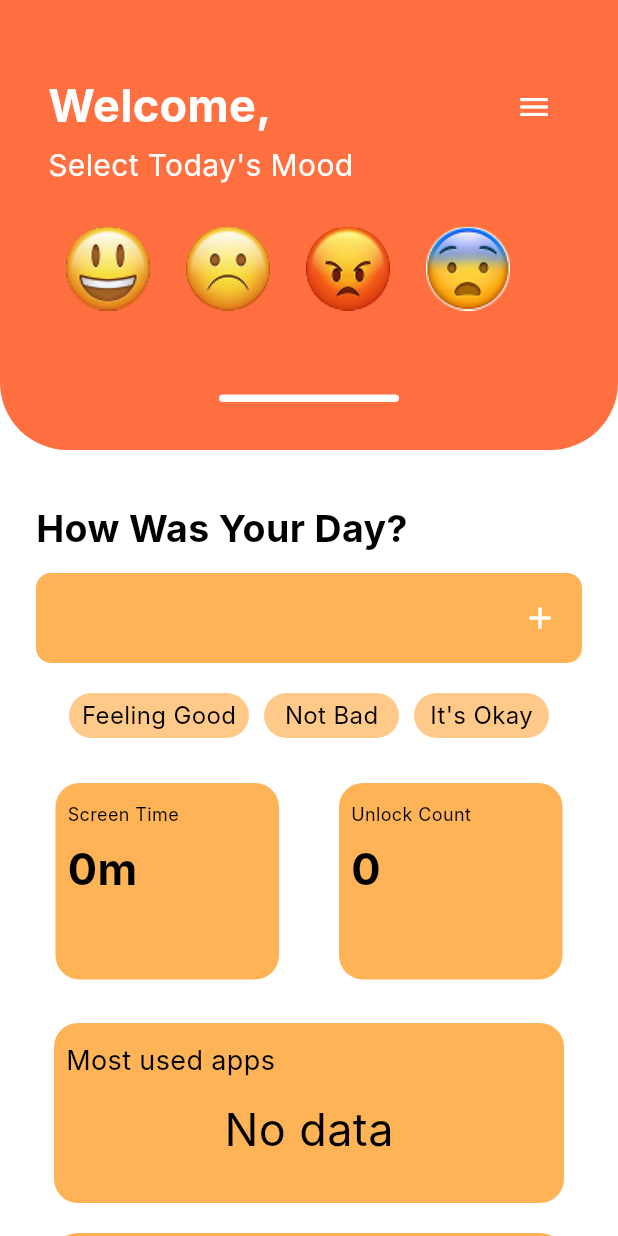
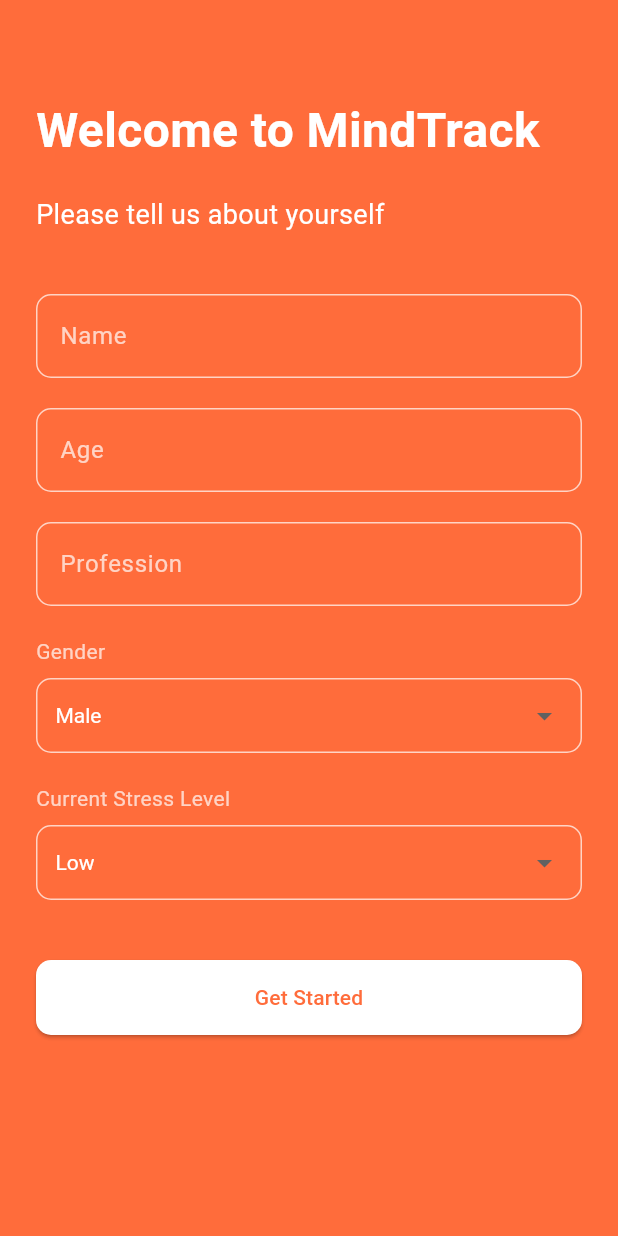
Before and after one commit to SahilShameerDev/mindtrack, a Flutter app: the screen it shows after launch, on a phone screen of 412 x 824 dp. Run offline on Flutter 3.47's test engine with Material 3 defaults, Android fonts, the phone set to English and light mode, and no system bars; our stand-ins replace fl_chart, hive, hive_flutter; accounts and stored records are empty; Roboto replaces fonts that are missing (Inter).

Commit message:
Added Register Page and Menu bar ( has problems to be fixed )

```diff
--- a/lib/main.dart
+++ b/lib/main.dart
@@ -4,7 +4,7 @@
 import 'package:mindtrack/pages/home_pages.dart';
 import 'package:mindtrack/pages/screen_time.dart';
 import 'package:mindtrack/pages/unlock_count.dart';
-import 'package:mindtrack/pages/loading_page.dart';
+import 'package:mindtrack/pages/register_page.dart';
 
 void main() async {
   WidgetsFlutterBinding.ensureInitialized();
@@ -18,7 +18,7 @@
   @override
   Widget build(BuildContext context) {
     return FutureBuilder(
-      future: Hive.openBox<int>('moodBox'), // Open the Hive box
+      future: Hive.openBox('user_data'),
       builder: (context, snapshot) {
         if (snapshot.connectionState == ConnectionState.done) {
           if (snapshot.hasError) {
@@ -30,9 +30,12 @@
               ),
             );
           } else {
+            final userBox = Hive.box('user_data');
+            final isRegistered = userBox.get('isRegistered', defaultValue: false);
+
             return MaterialApp(
               debugShowCheckedModeBanner: false,
-              home: const LoadingPage(),
+              home: isRegistered ? const HomePage() : const RegisterPage(),
               routes: {
                 '/screen-time': (context) => ScreenTimePage(
                       platform: const MethodChannel('com.example.screen_time_tracker/screen_time'),
--- /dev/null
+++ b/lib/models/user_model.dart
@@ -0,0 +1,27 @@
+import 'package:hive/hive.dart';
+
+@HiveType(typeId: 0)
+class UserModel extends HiveObject {
+  @HiveField(0)
+  String name;
+
+  @HiveField(1)
+  int age;
+
+  @HiveField(2)
+  String profession;
+
+  @HiveField(3)
+  String gender;
+
+  @HiveField(4)
+  String stressLevel; // Additional relevant field for mental health
+
+  UserModel({
+    required this.name,
+    required this.age,
+    required this.profession,
+    required this.gender,
+    required this.stressLevel,
+  });
+}
--- /dev/null
+++ b/lib/pages/register_page.dart
@@ -0,0 +1,216 @@
+import 'package:flutter/material.dart';
+import 'package:hive/hive.dart';
+import 'package:mindtrack/pages/home_pages.dart';
+
+class RegisterPage extends StatefulWidget {
+  const RegisterPage({super.key});
+
+  @override
+  State<RegisterPage> createState() => _RegisterPageState();
+}
+
+class _RegisterPageState extends State<RegisterPage> {
+  final _formKey = GlobalKey<FormState>();
+  final _nameController = TextEditingController();
+  final _ageController = TextEditingController();
+  final _professionController = TextEditingController();
+  String _selectedGender = 'Male';
+  String _selectedStressLevel = 'Low';
+
+  final List<String> _genders = ['Male', 'Female', 'Other'];
+  final List<String> _stressLevels = ['Low', 'Moderate', 'High'];
+
+  @override
+  void dispose() {
+    _nameController.dispose();
+    _ageController.dispose();
+    _professionController.dispose();
+    super.dispose();
+  }
+
+  Future<void> _saveUserData() async {
+    final userBox = await Hive.openBox('user_data');
+    await userBox.put('isRegistered', true);
+    await userBox.put('name', _nameController.text);
+    await userBox.put('age', int.parse(_ageController.text));
+    await userBox.put('profession', _professionController.text);
+    await userBox.put('gender', _selectedGender);
+    await userBox.put('stressLevel', _selectedStressLevel);
+
+    if (mounted) {
+      Navigator.of(context).pushReplacement(
+        MaterialPageRoute(builder: (context) => HomePage()),
+      );
+    }
+  }
+
+  @override
+  Widget build(BuildContext context) {
+    return Scaffold(
+      backgroundColor: Color(0xC4FF4000),
+      body: SafeArea(
+        child: SingleChildScrollView(
+          padding: EdgeInsets.all(24.0),
+          child: Form(
+            key: _formKey,
+            child: Column(
+              crossAxisAlignment: CrossAxisAlignment.start,
+              children: [
+                SizedBox(height: 40),
+                Text(
+                  'Welcome to MindTrack',
+                  style: TextStyle(
+                    color: Colors.white,
+                    fontSize: 32,
+                    fontWeight: FontWeight.bold,
+                  ),
+                ),
+                SizedBox(height: 20),
+                Text(
+                  'Please tell us about yourself',
+                  style: TextStyle(
+                    color: Colors.white,
+                    fontSize: 18,
+                  ),
+                ),
+                SizedBox(height: 40),
+                _buildTextField(
+                  controller: _nameController,
+                  label: 'Name',
+                  validator: (value) =>
+                    value?.isEmpty ?? true ? 'Please enter your name' : null,
+                ),
+                SizedBox(height: 20),
+                _buildTextField(
+                  controller: _ageController,
+                  label: 'Age',
+                  keyboardType: TextInputType.number,
+                  validator: (value) {
+                    if (value?.isEmpty ?? true) return 'Please enter your age';
+                    if (int.tryParse(value!) == null) return 'Please enter a valid age';
+                    return null;
+                  },
+                ),
+                SizedBox(height: 20),
+                _buildTextField(
+                  controller: _professionController,
+                  label: 'Profession',
+                  validator: (value) =>
+                    value?.isEmpty ?? true ? 'Please enter your profession' : null,
+                ),
+                SizedBox(height: 20),
+                _buildDropdown(
+                  label: 'Gender',
+                  value: _selectedGender,
+                  items: _genders,
+                  onChanged: (value) => setState(() => _selectedGender = value!),
+                ),
+                SizedBox(height: 20),
+                _buildDropdown(
+                  label: 'Current Stress Level',
+                  value: _selectedStressLevel,
+                  items: _stressLevels,
+                  onChanged: (value) => setState(() => _selectedStressLevel = value!),
+                ),
+                SizedBox(height: 40),
+                SizedBox(
+                  width: double.infinity,
+                  height: 50,
+                  child: ElevatedButton(
+                    onPressed: () {
+                      if (_formKey.currentState?.validate() ?? false) {
+                        _saveUserData();
+                      }
+                    },
+                    style: ElevatedButton.styleFrom(
+                      backgroundColor: Colors.white,
+                      foregroundColor: Color(0xC4FF4000),
+                      shape: RoundedRectangleBorder(
+                        borderRadius: BorderRadius.circular(10),
+                      ),
+                    ),
+                    child: Text('Get Started'),
+                  ),
+                ),
+              ],
+            ),
+          ),
+        ),
+      ),
+    );
+  }
+
+  Widget _buildTextField({
+    required TextEditingController controller,
+    required String label,
+    TextInputType? keyboardType,
+    String? Function(String?)? validator,
+  }) {
+    return TextFormField(
+      controller: controller,
+      keyboardType: keyboardType,
+      validator: validator,
+      style: TextStyle(color: Colors.white),
+      decoration: InputDecoration(
+        labelText: label,
+        labelStyle: TextStyle(color: Colors.white70),
+        enabledBorder: OutlineInputBorder(
+          borderRadius: BorderRadius.circular(10),
+          borderSide: BorderSide(color: Colors.white70),
+        ),
+        focusedBorder: OutlineInputBorder(
+          borderRadius: BorderRadius.circular(10),
+          borderSide: BorderSide(color: Colors.white),
+        ),
+        errorBorder: OutlineInputBorder(
+          borderRadius: BorderRadius.circular(10),
+          borderSide: BorderSide(color: Colors.red.shade300),
+        ),
+        focusedErrorBorder: OutlineInputBorder(
+          borderRadius: BorderRadius.circular(10),
+          borderSide: BorderSide(color: Colors.red),
+        ),
+      ),
+    );
+  }
+
+  Widget _buildDropdown({
+    required String label,
+    required String value,
+    required List<String> items,
+    required void Function(String?) onChanged,
+  }) {
+    return Column(
+      crossAxisAlignment: CrossAxisAlignment.start,
+      children: [
+        Text(
+          label,
+          style: TextStyle(color: Colors.white70),
+        ),
+        SizedBox(height: 8),
+        Container(
+          padding: EdgeInsets.symmetric(horizontal: 12),
+          decoration: BoxDecoration(
+            border: Border.all(color: Colors.white70),
+            borderRadius: BorderRadius.circular(10),
+          ),
+          child: DropdownButtonHideUnderline(
+            child: DropdownButton<String>(
+              value: value,
+              items: items.map((String item) {
+                return DropdownMenuItem<String>(
+                  value: item,
+                  child: Text(item),
+                );
+              }).toList(),
+              onChanged: onChanged,
+              isExpanded: true,
+              dropdownColor: Color(0xC4FF4000),
+              style: TextStyle(color: Colors.white),
+            ),
+          ),
+        ),
+      ],
+    );
+  }
+}
```
Also changed, not shown: lib/pages/home_pages.dart (+122 -2 lines).
